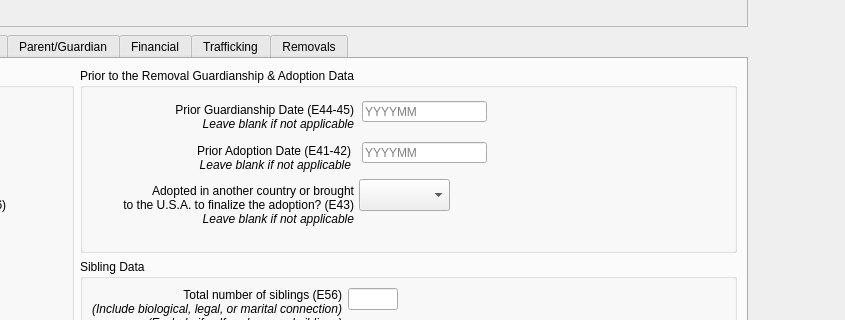
Before: the Qt Designer form ui/ui_childform.ui in zstamper/AFCARS-AXE, drawn with Qt 5; both pictures show x 298 to 1143 and y 156 to 476 of the 1143 by 826 pixel window.
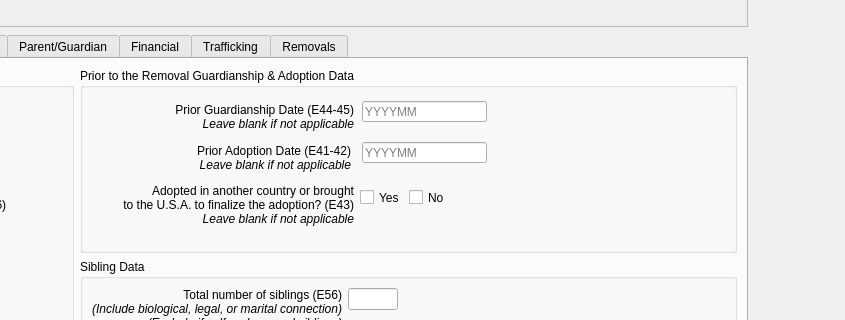
After: the same form once the commit is applied.

Diff of the .ui file:
```diff
--- a/ui/ui_childform.ui
+++ b/ui/ui_childform.ui
@@ -444,34 +444,37 @@
                  <set>Qt::AlignRight|Qt::AlignTrailing|Qt::AlignVCenter</set>
                 </property>
                </widget>
-               <widget class="QComboBox" name="e43">
+               <widget class="QWidget" name="">
                 <property name="geometry">
                  <rect>
-                  <x>279</x>
-                  <y>111</y>
-                  <width>91</width>
-                  <height>32</height>
+                  <x>280</x>
+                  <y>120</y>
+                  <width>90</width>
+                  <height>19</height>
                  </rect>
                 </property>
-                <property name="currentIndex">
-                 <number>-1</number>
-                </property>
-                <property name="placeholderText">
-                 <string>Select</string>
-                </property>
-                <property name="frame">
-                 <bool>true</bool>
-                </property>
-                <item>
-                 <property name="text">
-                  <string>No</string>
-                 </property>
-                </item>
-                <item>
-                 <property name="text">
-                  <string>Yes</string>
-                 </property>
-                </item>
+                <layout class="QHBoxLayout" name="horizontalLayout_45">
+                 <item>
+                  <widget class="QCheckBox" name="e43_y">
+                   <property name="text">
+                    <string>Yes</string>
+                   </property>
+                   <attribute name="buttonGroup">
+                    <string notr="true">e43</string>
+                   </attribute>
+                  </widget>
+                 </item>
+                 <item>
+                  <widget class="QCheckBox" name="e43_n">
+                   <property name="text">
+                    <string>No</string>
+                   </property>
+                   <attribute name="buttonGroup">
+                    <string notr="true">e43</string>
+                   </attribute>
+                  </widget>
+                 </item>
+                </layout>
                </widget>
               </widget>
              </item>
```
Left out of the diff: 50 changed lines with no effect on the pictures.
